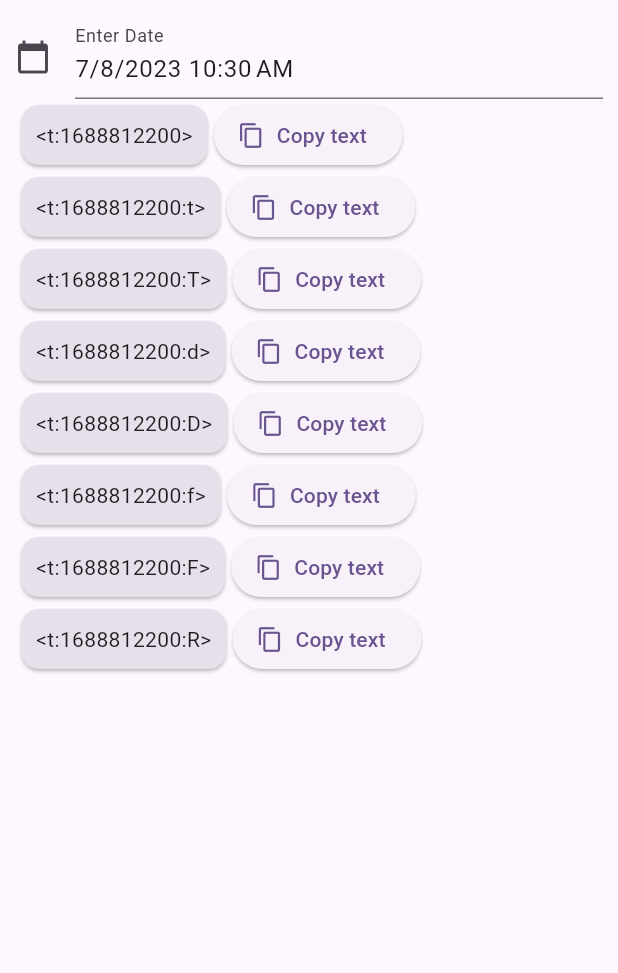
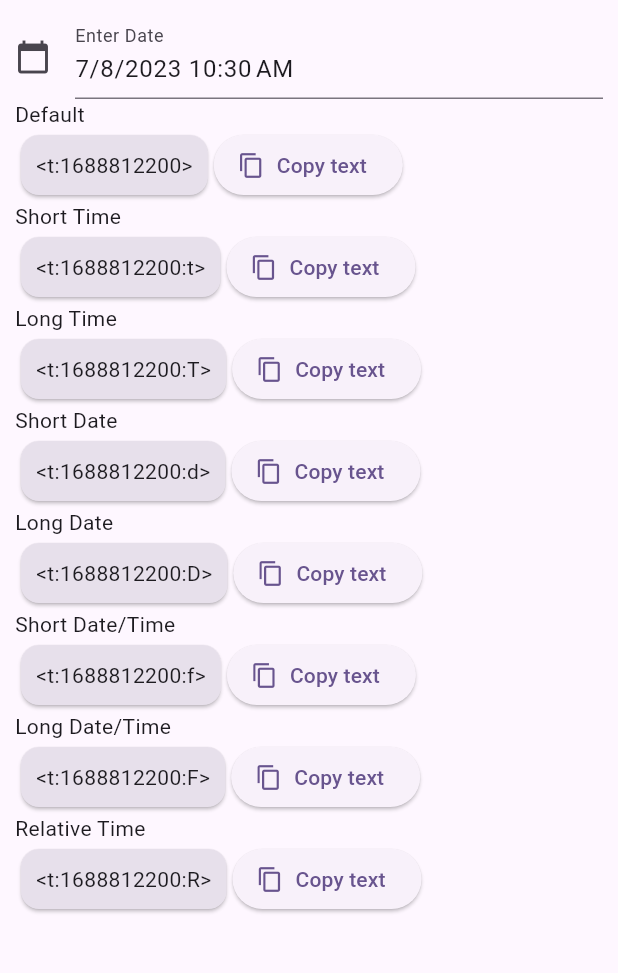
Before and after one commit to creationUnbound/DiscordTimestampGenerator, a Flutter app: the screen it shows after launch, on a phone screen of 412 x 824 dp, the part 84-1057 px from its top. Run offline on Flutter 3.47's test engine with Material 2 defaults, Android fonts, the phone set to English and light mode, and no system bars.

```diff
--- a/discord_timestamp_generator/lib/home_page.dart
+++ b/discord_timestamp_generator/lib/home_page.dart
@@ -1,4 +1,5 @@
 import 'package:discord_timestamp_generator/utility/discord_unixstamp/discord_unixstamp.dart';
+import 'package:discord_timestamp_generator/utility/timestamp_notifier.dart';
 import 'package:flutter/material.dart';
 import 'package:intl/intl.dart';
 import 'utility/date_time_picker.dart';
@@ -26,6 +27,7 @@ class _HomePageState extends State<HomePage> {
   @override
   Widget build(BuildContext context) {
     DateTimePicker dateTimePicker = DateTimePicker(context);
+    //var timestampNotifier = context.watch<TimestampNotifier>();
 
     //List of TimestampDisplay widgets
     List<TimestampDisplay> timestampDisplays = [];
@@ -33,6 +35,7 @@ class _HomePageState extends State<HomePage> {
       timestampDisplays.add(
         TimestampDisplay(
           discordUnixstamp: DiscordUnixstamp(style, dateTimePicker.dateTime),
+          // TODO: Implement this
           onPressed: () {},
         ),
       );
@@ -58,7 +61,7 @@ class _HomePageState extends State<HomePage> {
                     dateController.text = DateFormat.yMd()
                         .add_jm()
                         .format(dateTimePicker.dateTime);
-                    // Do something with the dateTime attributes here
+                    // TODO: Tell the TimestampDisplays that they can update their dateTime
                   }),
             ]),
             Column(children: timestampDisplays),
--- a/discord_timestamp_generator/lib/utility/date_time_picker.dart
+++ b/discord_timestamp_generator/lib/utility/date_time_picker.dart
@@ -1,5 +1,6 @@
 import 'package:flutter/material.dart';
 
+//Brings up a preformatted DatePicker and TimePicker simultaneously.
 class DateTimePicker {
   BuildContext context;
   DateTime dateTime = DateTime.now();
--- /dev/null
+++ b/discord_timestamp_generator/lib/utility/timestamp_notifier.dart
@@ -0,0 +1,3 @@
+import 'package:flutter/material.dart';
+
+class TimestampNotifier extends ChangeNotifier {}
--- a/discord_timestamp_generator/lib/widget/timestamp_display.dart
+++ b/discord_timestamp_generator/lib/widget/timestamp_display.dart
@@ -11,13 +11,17 @@ class TimestampDisplay extends StatelessWidget {
   @override
   Widget build(BuildContext context) {
     final theme = Theme.of(context);
-    /*
-    final style = theme.textTheme.displayMedium!.copyWith(
-      color: theme.colorScheme.onPrimary,
-    );
-    */
 
-    return Row(
+    return Column(
+      crossAxisAlignment: CrossAxisAlignment.start,
+      children: [
+        DefaultTextStyle.merge(
+          style: const TextStyle(
+            fontSize: 14,
+          ),
+          child: Text(discordUnixstamp.style.label),
+        ),
+        Row(
           children: [
             Card(
                 color: theme.colorScheme.surfaceVariant,
@@ -31,6 +35,8 @@ class TimestampDisplay extends StatelessWidget {
               label: const Text('Copy text'),
             ),
           ],
+        ),
+      ],
     );
   }
 }
```
Lines whose indentation alone changed are shown as unchanged.
